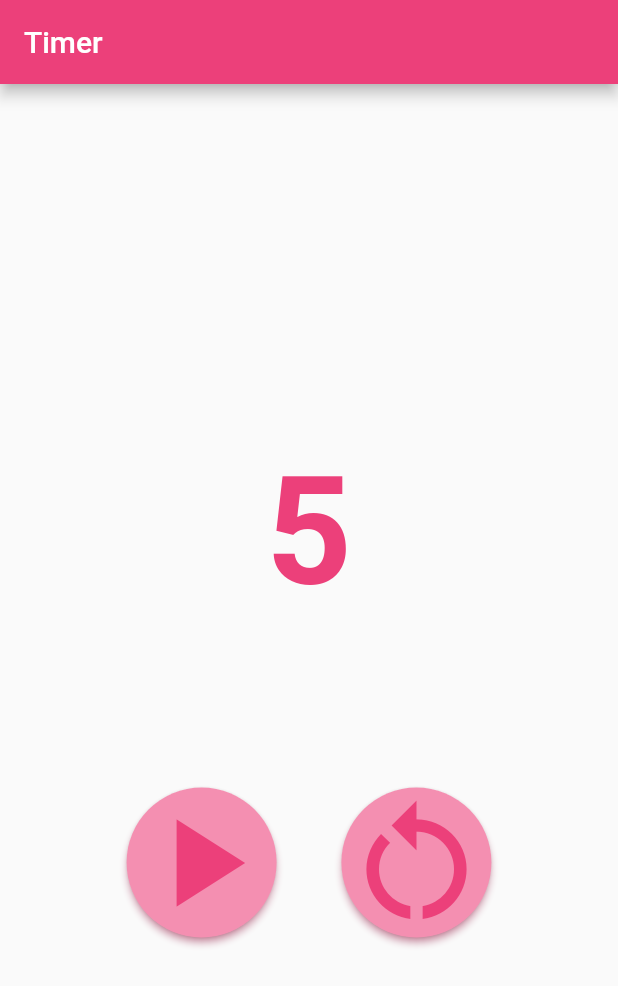
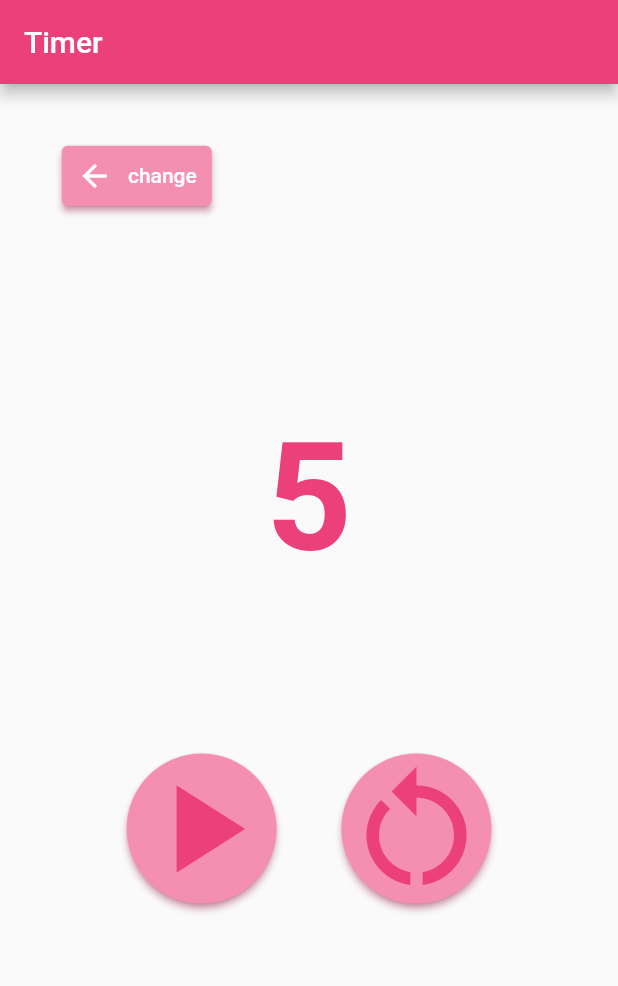
Before and after one commit to regisksc/flutter_state_mgmt_approaches, a Flutter app: the screen it shows after launch, after a tap on "Start", on a phone screen of 412 x 824 dp. Shown: the top 986 px of the screen. Run offline on Flutter 3.47's test engine with Material 2 defaults, Android fonts, the light colour scheme and no system bars; our stand-ins replace get_it.

Commit message:
fixed some bugs

```diff
--- a/value_notifier/lib/page/widgets/countdown_view/countdown_view_controller.dart
+++ b/value_notifier/lib/page/widgets/countdown_view/countdown_view_controller.dart
@@ -3,9 +3,11 @@ import 'dart:async';
 import 'package:flutter/foundation.dart';
 import 'package:value_notifier/shared/constants/constants.dart';
 
-enum TimerState { initial, paused, running }
+enum TimerState { initial, paused, running, over }
 
 class CountdownViewController {
+  final showPageContent = ValueNotifier(true);
+
   int _timerAmountInSeconds = Constants.defaultTimerAmountOfSeconds;
   void setTimer(int seconds) => _timerAmountInSeconds = seconds;
   final timerState = ValueNotifier(TimerState.initial);
@@ -22,15 +24,17 @@ class CountdownViewController {
   }
 
   void pause() {
-    timerState.value = TimerState.paused;
-    _timer.cancel();
+    if (timerState.value == TimerState.running) timerState.value = TimerState.paused;
+    stopTimer();
   }
 
+  void stopTimer() => timerState.value != TimerState.initial ? _timer.cancel() : null;
+
   void restart() {
-    _timer.cancel();
+    stopTimer();
     timerState.value = TimerState.initial;
-    timeToDisplay.value = Constants.defaultTimerAmountOfSeconds;
+    timeToDisplay.value = _timerAmountInSeconds;
   }
 
-  bool get showPlayButton => timerState.value == TimerState.paused || timerState.value == TimerState.initial;
+  bool get showPlayButton => timerState.value != TimerState.running;
 }
--- a/value_notifier/lib/page/widgets/countdown_view/countdown_view_widget.dart
+++ b/value_notifier/lib/page/widgets/countdown_view/countdown_view_widget.dart
@@ -1,7 +1,9 @@
 import 'package:flutter/material.dart';
 import 'package:get_it/get_it.dart';
-import 'package:value_notifier/page/widgets/countdown_view/countdown_view_controller.dart';
+import 'package:value_notifier/shared/constants/constants.dart';
 
+import 'countdown_view_controller.dart';
+import 'widgets/back_button/back_button_widget.dart';
 import 'widgets/button_row/button_row_widget.dart';
 import 'widgets/countdown/countdown_widget.dart';
 
@@ -14,14 +16,24 @@ class TimerCountdownView extends StatelessWidget {
 
   @override
   Widget build(BuildContext context) {
-    return Column(
+    return AnimatedBuilder(
+      animation: controller.showPageContent,
+      builder: (context, child) {
+        return AnimatedOpacity(
+          opacity: controller.showPageContent.value ? 1 : 0,
+          duration: Constants.fadeTransitionDuration,
+          child: Column(
             children: [
+              BackButtonWidget(),
               Spacer(),
               CountdownWidget(),
               SizedBox(height: 50),
               ButtonRow(controller: controller),
-        Spacer(),
+              Spacer(flex: 2),
             ],
+          ),
+        );
+      },
     );
   }
 }
--- /dev/null
+++ b/value_notifier/lib/page/widgets/countdown_view/widgets/back_button/back_button_controller.dart
@@ -0,0 +1,22 @@
+import 'package:get_it/get_it.dart';
+import 'package:value_notifier/page/logic/notifiers/timer_step_notifier.dart';
+import 'package:value_notifier/page/timer_controller.dart';
+import 'package:value_notifier/page/widgets/countdown_view/countdown_view_controller.dart';
+import 'package:value_notifier/page/widgets/input_view/input_view_controller.dart';
+import 'package:value_notifier/shared/constants/constants.dart';
+
+class BackButtonController {
+  final TimerController timerController;
+  final TimerInputViewController timerInputViewController;
+  final CountdownViewController countdownViewController;
+  BackButtonController(this.timerController, this.timerInputViewController, this.countdownViewController);
+
+  void changeTimer() {
+    countdownViewController.showPageContent.value = false;
+    countdownViewController.stopTimer();
+    Future.delayed(Constants.fadeTransitionDuration, () {
+      timerInputViewController.showPageContent.value = true;
+      timerController.timerStep.value = InputTimeStep();
+    });
+  }
+}
--- /dev/null
+++ b/value_notifier/lib/page/widgets/countdown_view/widgets/back_button/back_button_widget.dart
@@ -0,0 +1,40 @@
+import 'package:flutter/material.dart';
+import 'package:get_it/get_it.dart';
+import 'package:value_notifier/page/widgets/countdown_view/countdown_view_controller.dart';
+import 'package:value_notifier/page/widgets/countdown_view/widgets/back_button/back_button_controller.dart';
+import 'package:value_notifier/page/widgets/input_view/input_view_controller.dart';
+
+import '../../../../timer_controller.dart';
+
+class BackButtonWidget extends StatelessWidget {
+  final controller = BackButtonController(
+    GetIt.instance.get<TimerController>(),
+    GetIt.instance.get<TimerInputViewController>(),
+    GetIt.instance.get<CountdownViewController>(),
+  );
+
+  @override
+  Widget build(BuildContext context) {
+    return Align(
+      alignment: Alignment.bottomLeft,
+      child: ElevatedButton(
+        onPressed: () => controller.changeTimer(),
+        style: ElevatedButton.styleFrom(
+          primary: Theme.of(context).accentColor,
+          padding: EdgeInsets.zero,
+          shadowColor: Theme.of(context).primaryColor,
+          animationDuration: Duration.zero,
+          tapTargetSize: MaterialTapTargetSize.shrinkWrap,
+        ),
+        child: Container(
+          height: 40,
+          width: 100,
+          child: Row(
+            mainAxisAlignment: MainAxisAlignment.spaceEvenly,
+            children: [Icon(Icons.arrow_back), Text("change")],
+          ),
+        ),
+      ),
+    );
+  }
+}
--- a/value_notifier/lib/page/widgets/input_view/input_view_controller.dart
+++ b/value_notifier/lib/page/widgets/input_view/input_view_controller.dart
@@ -11,13 +11,31 @@ class TimerInputViewController {
 
   TimerInputViewController({required this.timerController, required this.countdownController});
 
-  final showTimerInputStep = ValueNotifier(true);
+  final showPageContent = ValueNotifier(true);
   int _timer = 5;
   void setTimer(int seconds) => _timer = seconds;
 
   void onSend() {
-    showTimerInputStep.value = false;
+    showPageContent.value = false;
+    _setTimer();
+    _enableTimerVisibility();
+    _changePageState();
+  }
+
+  void _changePageState() {
+    Future.delayed(Constants.fadeTransitionDuration, () {
+      timerController.timerStep.value = CountdownViewStep();
+    });
+  }
+
+  void _enableTimerVisibility() {
+    if (!countdownController.showPageContent.value) {
+      countdownController.showPageContent.value = true;
+    }
+  }
+
+  void _setTimer() {
     countdownController.setTimer(_timer);
-    Future.delayed(Constants.fadeTransitionDuration, () => timerController.timerStep.value = CountdownViewStep());
+    countdownController.timeToDisplay.value = _timer;
   }
 }
--- a/value_notifier/lib/page/widgets/input_view/input_view_widget.dart
+++ b/value_notifier/lib/page/widgets/input_view/input_view_widget.dart
@@ -16,11 +16,11 @@ class TimerInputView extends StatelessWidget {
 
   @override
   Widget build(BuildContext context) {
-    return ValueListenableBuilder<bool>(
-        valueListenable: controller.showTimerInputStep,
-        builder: (_, show, __) {
+    return AnimatedBuilder(
+        animation: controller.showPageContent,
+        builder: (_, __) {
           return AnimatedOpacity(
-            opacity: show ? 1 : 0,
+            opacity: controller.showPageContent.value ? 1 : 0,
             duration: Constants.fadeTransitionDuration,
             child: Column(
               mainAxisAlignment: MainAxisAlignment.center,
```
Lines whose indentation alone changed are shown as unchanged.
